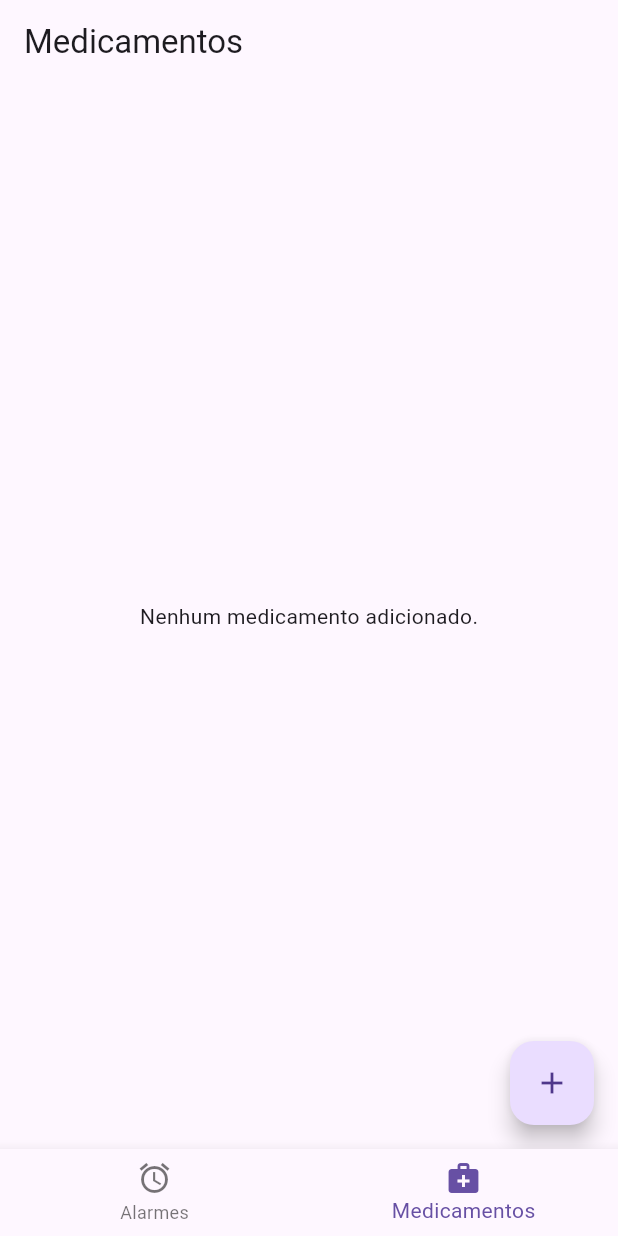
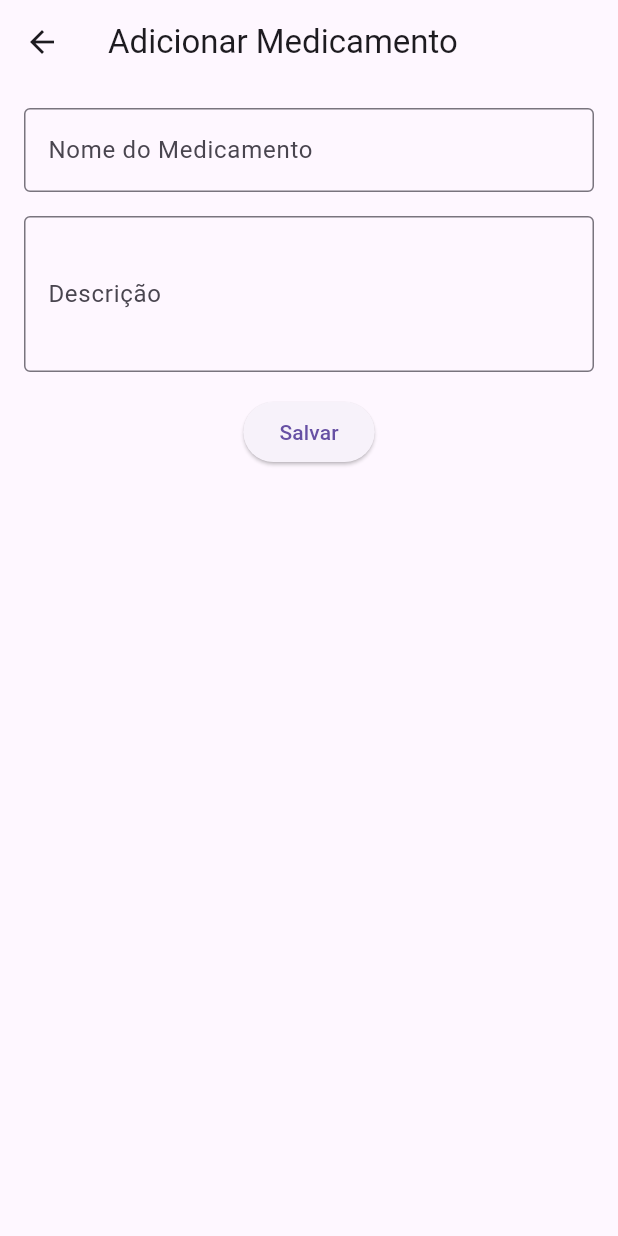
Before and after one commit to gabrielscholze-r/GerenciamentoDeMedicamentos_Flutter, a Flutter app: the screen it shows after launch, item 2 of the bottom bar chosen, after a tap on the "add" icon, on a phone screen of 412 x 824 dp. Run offline on Flutter 3.47's test engine with Material 3 defaults, Android fonts, the phone set to English and light mode, and no system bars.

Commit message:
feel more screens

```diff
--- a/lib/screens/alarms/alarms_screen.dart
+++ b/lib/screens/alarms/alarms_screen.dart
@@ -1,5 +1,8 @@
+import 'package:example_project/models/medication.dart';
+import 'package:example_project/screens/alarms/add_alarm.dart';
 import 'package:flutter/material.dart';
 import '../../services/alarm_service.dart';
+import '../../services/medication_service.dart'; // Serviço para obter os medicamentos
 
 class AlarmsScreen extends StatefulWidget {
   @override
@@ -8,12 +11,19 @@ class AlarmsScreen extends StatefulWidget {
 
 class _AlarmsScreenState extends State<AlarmsScreen> {
   final AlarmService _alarmService = AlarmService();
+  final MedicationService _medicationService = MedicationService();
   List<Map<String, dynamic>> _alarms = [];
+  List<Map<String, dynamic>> _medications = [];
 
   @override
   void initState() {
     super.initState();
-    _loadAlarms();
+    _loadData();
+  }
+
+  Future<void> _loadData() async {
+    await _loadAlarms();
+    await _loadMedications();
   }
 
   Future<void> _loadAlarms() async {
@@ -23,17 +33,28 @@ class _AlarmsScreenState extends State<AlarmsScreen> {
     });
   }
 
-  Future<void> _addAlarm() async {
-    await _alarmService.addAlarm({
-      'id': DateTime.now().toString(),
-      'title': 'Ibuprofeno - A cada 6 horas',
+  Future<void> _loadMedications() async {
+    final medications = await _medicationService.getAllMedications();
+    setState(() {
+      _medications = medications;
     });
-    _loadAlarms();
   }
 
   Future<void> _deleteAlarm(String id) async {
     await _alarmService.deleteAlarm(id);
     _loadAlarms();
+  }
+
+  String _formatAlarmTitle(Map<String, dynamic> alarm) {
+    final medication = _medications.firstWhere(
+      (med) => med['id'] == alarm['medicationId'],
+      orElse: () => {'name': 'Medicamento não encontrado'},
+    );
+
+    final medicationName = medication['name'];
+    final intervalHours = alarm['interval'] ?? 0;
+
+    return '$medicationName - $intervalHours em $intervalHours horas';
   }
 
   @override
@@ -50,7 +71,7 @@ class _AlarmsScreenState extends State<AlarmsScreen> {
                 final alarm = _alarms[index];
                 return ListTile(
                   leading: Icon(Icons.alarm),
-                  title: Text(alarm['title'] ?? ''),
+                  title: Text(_formatAlarmTitle(alarm)),
                   trailing: IconButton(
                     icon: Icon(Icons.delete),
                     onPressed: () => _deleteAlarm(alarm['id']),
@@ -59,7 +80,24 @@ class _AlarmsScreenState extends State<AlarmsScreen> {
               },
             ),
       floatingActionButton: FloatingActionButton(
-        onPressed: _addAlarm,
+        onPressed: () {
+          Navigator.push(
+            context,
+            MaterialPageRoute(
+              builder: (context) => AddAlarmScreen(
+                medications: _medications
+                    .map((med) => Medication.fromJson(med))
+                    .toList(),
+                onAddAlarm: (newAlarm) {
+                  setState(() {
+                    _alarms.add(newAlarm);
+                  });
+                  _alarmService.addAlarm(newAlarm);
+                },
+              ),
+            ),
+          );
+        },
         child: Icon(Icons.add),
       ),
     );
--- a/lib/screens/medications/add_medication.dart
+++ b/lib/screens/medications/add_medication.dart
@@ -0,0 +1,83 @@
+import 'package:flutter/material.dart';
+import 'package:uuid/uuid.dart';
+
+class AddMedicationScreen extends StatefulWidget {
+  final Function(Map<String, dynamic>) onAddMedication;
+
+  const AddMedicationScreen({required this.onAddMedication, Key? key})
+      : super(key: key);
+
+  @override
+  _AddMedicationScreenState createState() => _AddMedicationScreenState();
+}
+
+class _AddMedicationScreenState extends State<AddMedicationScreen> {
+  final _formKey = GlobalKey<FormState>();
+  final TextEditingController _nameController = TextEditingController();
+  final TextEditingController _descriptionController = TextEditingController();
+  final Uuid _uuid = Uuid();
+
+  void _saveMedication() {
+    if (_formKey.currentState!.validate()) {
+      final newMedication = {
+        'id': _uuid.v4(),
+        'name': _nameController.text.trim(),
+        'description': _descriptionController.text.trim(),
+      };
+      widget.onAddMedication(newMedication);
+      Navigator.pop(context);
+    }
+  }
+
+  @override
+  Widget build(BuildContext context) {
+    return Scaffold(
+      appBar: AppBar(
+        title: Text('Adicionar Medicamento'),
+      ),
+      body: Padding(
+        padding: const EdgeInsets.all(16.0),
+        child: Form(
+          key: _formKey,
+          child: Column(
+            children: [
+              TextFormField(
+                controller: _nameController,
+                decoration: InputDecoration(
+                  labelText: 'Nome do Medicamento',
+                  border: OutlineInputBorder(),
+                ),
+                validator: (value) {
+                  if (value == null || value.isEmpty) {
+                    return 'Informe o nome do medicamento.';
+                  }
+                  return null;
+                },
+              ),
+              SizedBox(height: 16),
+              TextFormField(
+                controller: _descriptionController,
+                decoration: InputDecoration(
+                  labelText: 'Descrição',
+                  border: OutlineInputBorder(),
+                ),
+                maxLines: 3,
+                validator: (value) {
+                  if (value == null || value.isEmpty) {
+                    return 'Informe uma descrição.';
+                  }
+                  return null;
+                },
+              ),
+              SizedBox(height: 16),
+              ElevatedButton(
+                onPressed: _saveMedication,
+                child: Text('Salvar'),
+              ),
+            ],
+          ),
+        ),
+      ),
+    );
+  }
+}
--- a/lib/screens/medications/medications_screen.dart
+++ b/lib/screens/medications/medications_screen.dart
@@ -1,5 +1,7 @@
 import 'package:flutter/material.dart';
+import 'package:uuid/uuid.dart';
 import '../../services/medication_service.dart';
+import 'add_medication.dart';
 
 class MedicationsScreen extends StatefulWidget {
   @override
@@ -21,15 +23,6 @@ class _MedicationsScreenState extends State<MedicationsScreen> {
     setState(() {
       _medications = medications;
     });
-  }
-
-  Future<void> _addMedication() async {
-    await _medicationService.addMedication({
-      'id': DateTime.now().toString(),
-      'name': 'Ibuprofeno',
-      'description': 'Anti-inflamatório usado para tratar dores e febres.',
-    });
-    _loadMedications();
   }
 
   Future<void> _deleteMedication(String id) async {
@@ -54,14 +47,26 @@ class _MedicationsScreenState extends State<MedicationsScreen> {
                   title: Text(medication['name'] ?? ''),
                   subtitle: Text(medication['description'] ?? ''),
                   trailing: IconButton(
-                    icon: Icon(Icons.delete),
+                    icon: Icon(Icons.delete, color: Colors.red),
                     onPressed: () => _deleteMedication(medication['id']),
                   ),
                 );
               },
             ),
       floatingActionButton: FloatingActionButton(
-        onPressed: _addMedication,
+        onPressed: () {
+          Navigator.push(
+            context,
+            MaterialPageRoute(
+              builder: (context) => AddMedicationScreen(
+                onAddMedication: (newMedication) async {
+                  await _medicationService.addMedication(newMedication);
+                  _loadMedications();
+                },
+              ),
+            ),
+          );
+        },
         child: Icon(Icons.add),
       ),
     );
--- a/pubspec.yaml
+++ b/pubspec.yaml
@@ -17,6 +17,7 @@ dev_dependencies:
   cupertino_icons: ^1.0.2
   english_words: ^4.0.0
   path_provider: ^2.0.14
+  uuid: ^3.0.7
 
 flutter:
   uses-material-design: true
```
Also changed, not shown: lib/screens/alarms/add_alarm.dart (+131 -29 lines), pubspec.lock, 1 other file.
